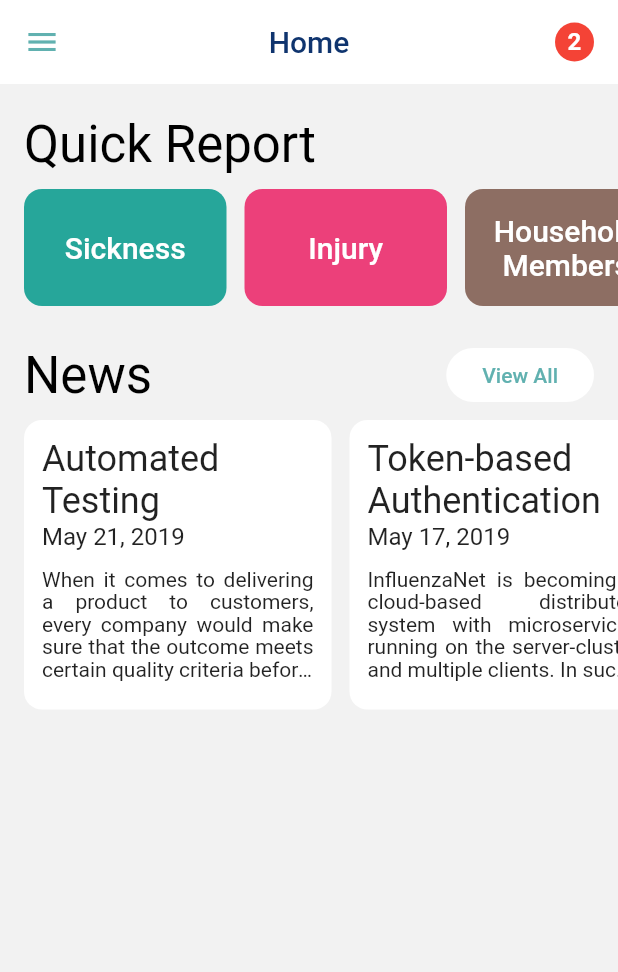
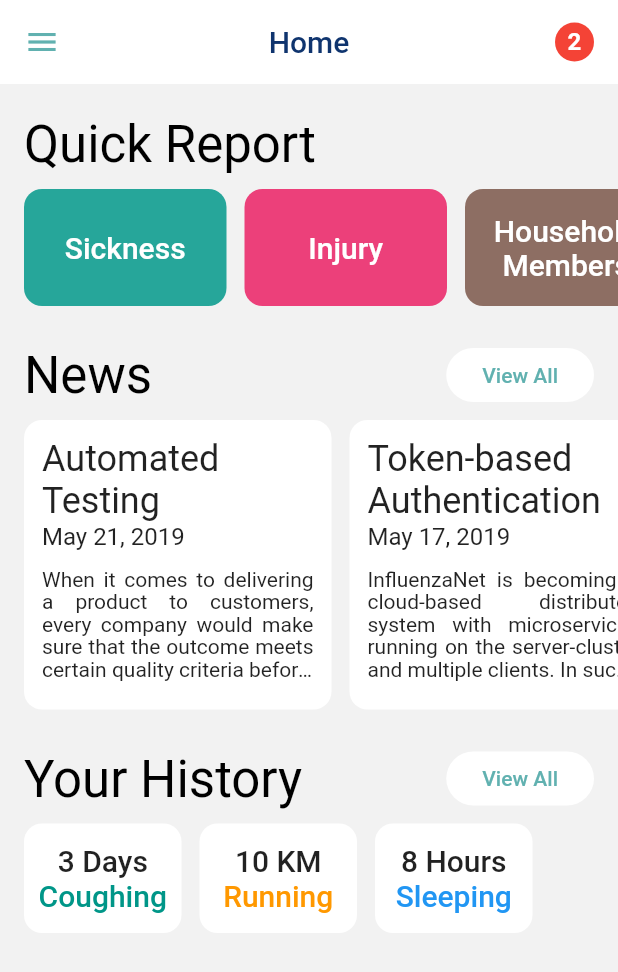
Before and after one commit to influenzanet/app, a Flutter app: the HomePage widget shown alone on an empty page, opened directly, on a phone screen of 412 x 824 dp. Shown: the top 972 px of the screen. Run offline on Flutter 3.47's test engine with Material 2 defaults, Android fonts, the light colour scheme and no system bars; our stand-ins replace circular_check_box.

Commit message:
HomePage history mockup.

```diff
--- a/lib/ui/common/widgets/lists/horizontal-list.dart
+++ b/lib/ui/common/widgets/lists/horizontal-list.dart
@@ -44,7 +44,7 @@ class HorizontalList extends StatelessWidget {
                 maintainState: true,
                 child: ThemedSecondaryButton(
                   themeData,
-                  text: 'View All',
+                  text: (onViewAllPressed != null) ? 'View All' : '',
                   onPressed: onViewAllPressed,
                 ),
               ),
--- a/lib/ui/main/home/home-page.dart
+++ b/lib/ui/main/home/home-page.dart
@@ -11,16 +11,18 @@ class HomePage extends ListPage {
 
   @override
   List<Widget> buildChildren(BuildContext context, ThemeData themeData) {
+    ThemeData themeData = Theme.of(context);
     return <Widget>[
       Container(height: ThemeElements.pagePadding),
-      _quickActions(context),
+      _quickActions(context, themeData),
       Container(height: ThemeElements.elementPadding),
       _news(context),
+      Container(height: ThemeElements.elementPadding),
+      _history(context, themeData),
     ];
   }
 
-  Widget _quickActions(BuildContext context) {
-    ThemeData themeData = Theme.of(context);
+  Widget _quickActions(BuildContext context, ThemeData themeData) {
     return HorizontalList(
       titleText: 'Quick Report',
       height: 90,
@@ -100,4 +102,42 @@ class HomePage extends ListPage {
       ),
     );
   }
+
+  Widget _history(BuildContext context, ThemeData themeData) {
+    return HorizontalList(
+      titleText: 'Your History',
+      height: 85,
+      onViewAllPressed: () {},
+      children: <Widget>[
+        _historyItem(themeData, '3 Days', 'Coughing', Colors.teal),
+        _historyItem(themeData, '10 KM', 'Running', Colors.orange),
+        _historyItem(themeData, '8 Hours', 'Sleeping', Colors.blue),
+      ],
+    );
+  }
+
+  Widget _historyItem(ThemeData themeData, String data, String dataType, Color color) {
+    return Padding(
+      padding: EdgeInsets.all(ThemeElements.listItemPadding),
+      child: ThemedCard(
+        color: Colors.white,
+        width: 105,
+        height: 100,
+        child: Column(
+          mainAxisAlignment: MainAxisAlignment.center,
+          children: <Widget>[
+            Text(
+              data,
+              style: themeData.textTheme.title,
+              textAlign: TextAlign.center,
+            ),
+            Text(
+              dataType,
+              style: themeData.textTheme.title.apply(color: color),
+            )
+          ],
+        ),
+      ),
+    );
+  }
 }
```
